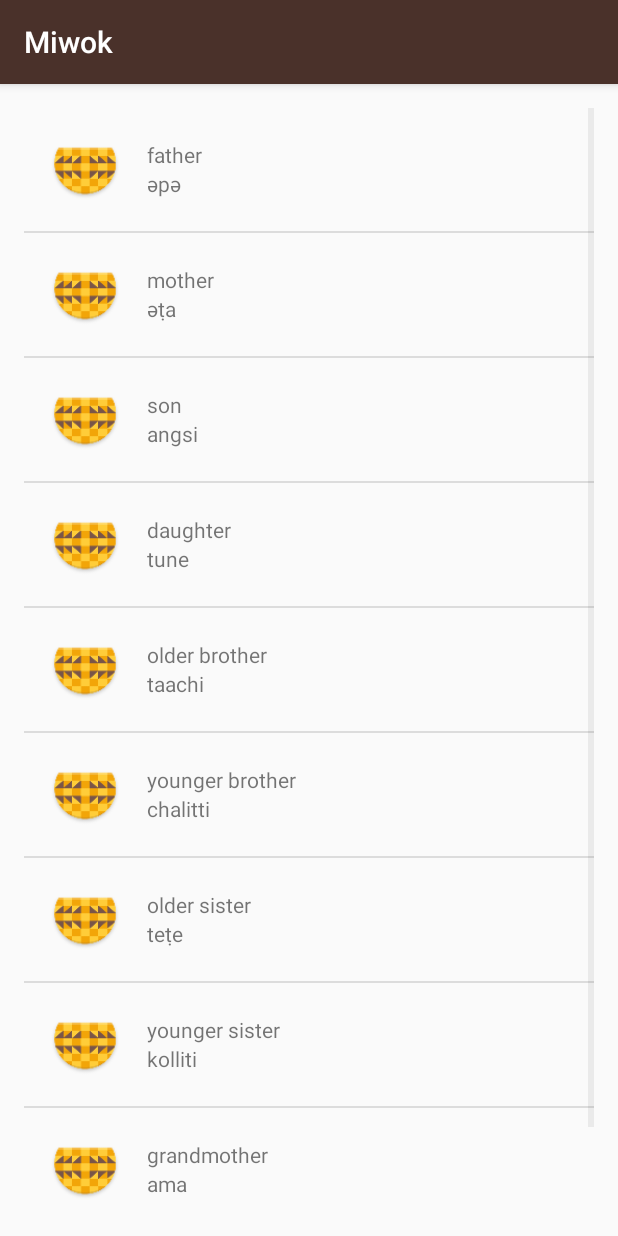
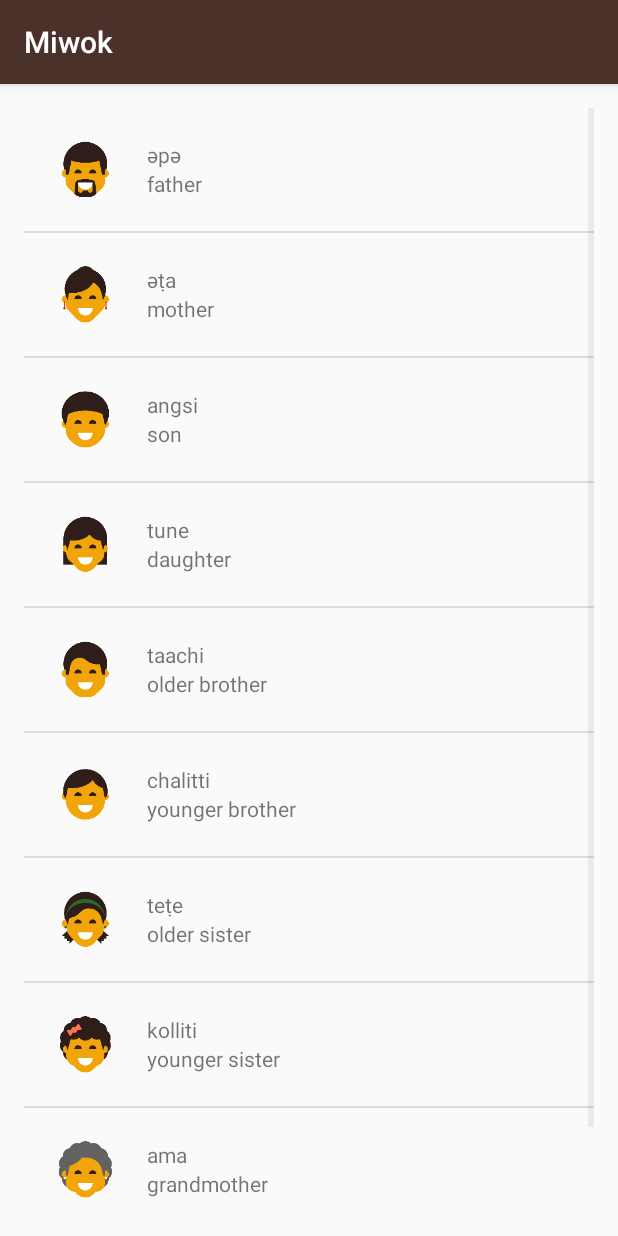
Before and after one commit to Agentundfire/Miwok, an Android app: the FamilyActivity screen opened directly, with no data from a screen before it, on a phone screen of 412 x 824 dp. Run offline under Robolectric (Android 15) with nearby library versions, the phone set to English and light mode, and no system bars.

Commit message:
Add all image resources to Word. Fix Word-WordAdapter to hide ImageView in case of no Image.

```diff
--- a/app/src/main/java/com/example/android/miwok/FamilyActivity.java
+++ b/app/src/main/java/com/example/android/miwok/FamilyActivity.java
@@ -15,16 +15,16 @@ public class FamilyActivity extends AppCompatActivity {
         setContentView(R.layout.word_list);
 
         ArrayList<Word> words = new ArrayList<Word>();
-        words.add(new Word("әpә", "father"));
-        words.add(new Word("әṭa", "mother"));
-        words.add(new Word("angsi", "son"));
-        words.add(new Word("tune", "daughter"));
-        words.add(new Word("taachi", "older brother"));
-        words.add(new Word("chalitti", "younger brother"));
-        words.add(new Word("teṭe", "older sister"));
-        words.add(new Word("kolliti", "younger sister"));
-        words.add(new Word("ama", "grandmother"));
-        words.add(new Word("paapa", "grandfather"));
+        words.add(new Word("әpә", "father",R.drawable.family_father));
+        words.add(new Word("әṭa", "mother",R.drawable.family_mother));
+        words.add(new Word("angsi", "son",R.drawable.family_son));
+        words.add(new Word("tune", "daughter",R.drawable.family_daughter));
+        words.add(new Word("taachi", "older brother",R.drawable.family_older_brother));
+        words.add(new Word("chalitti", "younger brother",R.drawable.family_younger_brother));
+        words.add(new Word("teṭe", "older sister",R.drawable.family_older_sister));
+        words.add(new Word("kolliti", "younger sister",R.drawable.family_younger_sister));
+        words.add(new Word("ama", "grandmother",R.drawable.family_grandmother));
+        words.add(new Word("paapa", "grandfather",R.drawable.family_grandfather));
 
         WordAdapter wordAdapter = new WordAdapter(this, words);
         ListView listView = (ListView) findViewById(R.id.list_view);
--- a/app/src/main/java/com/example/android/miwok/Word.java
+++ b/app/src/main/java/com/example/android/miwok/Word.java
@@ -9,18 +9,22 @@ public class Word {
 
     private String mDefaultTranslation;
     private String mMiwokTranslation;
-    private int mImageResourceId;
+    private int mImageResourceId = NO_IMAGE_PROVIDED;
+    private static final int NO_IMAGE_PROVIDED = -1;
 
-    public Word(String defaultTranslation, String miwokTranslation){
+    public Word(String miwokTranslation, String defaultTranslation){
+        mMiwokTranslation = miwokTranslation;
         mDefaultTranslation = defaultTranslation;
-        mMiwokTranslation = miwokTranslation;
-        mImageResourceId = R.mipmap.ic_launcher;
     }
 
-    public Word(String defaultTranslation, String miwokTranslation, int imageResourceId){
+    public Word(String miwokTranslation, String defaultTranslation, int imageResourceId){
+        mMiwokTranslation = miwokTranslation;
         mDefaultTranslation = defaultTranslation;
-        mMiwokTranslation = miwokTranslation;
         mImageResourceId = imageResourceId;
+    }
+
+    public boolean hasImage(){
+        return mImageResourceId != NO_IMAGE_PROVIDED;
     }
 
     public String getDefaultTranslation() {
--- a/app/src/main/java/com/example/android/miwok/WordAdapter.java
+++ b/app/src/main/java/com/example/android/miwok/WordAdapter.java
@@ -7,6 +7,7 @@ import android.view.ViewGroup;
 import android.widget.ArrayAdapter;
 import android.widget.ImageView;
 import android.widget.TextView;
+
 import java.util.ArrayList;
 
 /*
@@ -15,7 +16,7 @@ import java.util.ArrayList;
 * */
 public class WordAdapter extends ArrayAdapter<Word> {
 
-    private static  final String LOG_TAG = WordAdapter.class.getSimpleName();
+    private static final String LOG_TAG = WordAdapter.class.getSimpleName();
 
     public WordAdapter(Activity context, ArrayList<Word> words) {
         super(context, 0, words);
@@ -40,7 +41,12 @@ public class WordAdapter extends ArrayAdapter<Word> {
         defaultTextView.setText(currentWord.getDefaultTranslation());
 
         ImageView iconView = (ImageView) listItemView.findViewById(R.id.list_item_icon);
-        iconView.setImageResource(currentWord.getmImageResourceId());
+        if (currentWord.hasImage()) {
+            iconView.setImageResource(currentWord.getmImageResourceId());
+            iconView.setVisibility(View.VISIBLE);
+        } else {
+            iconView.setVisibility(View.GONE);
+        }
 
         return listItemView;
     }
```
Also changed, not shown: app/src/main/java/com/example/android/miwok/ColorsActivity.java (+8 -8 lines), app/src/main/java/com/example/android/miwok/NumbersActivity.java (+10 -10 lines).
